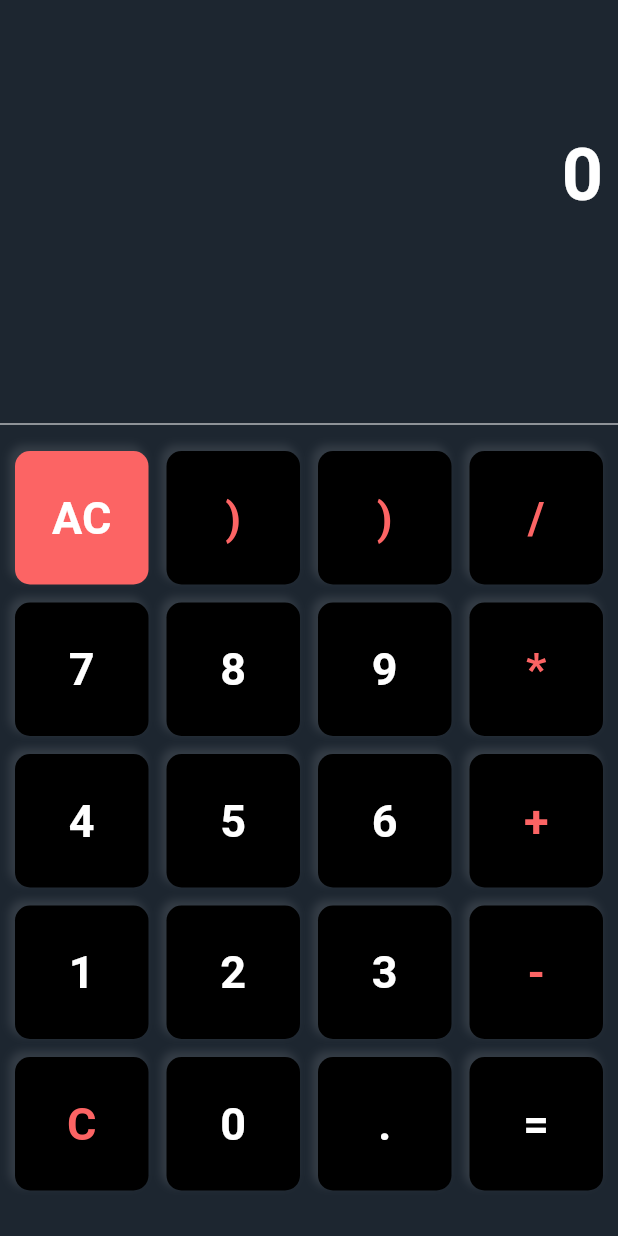
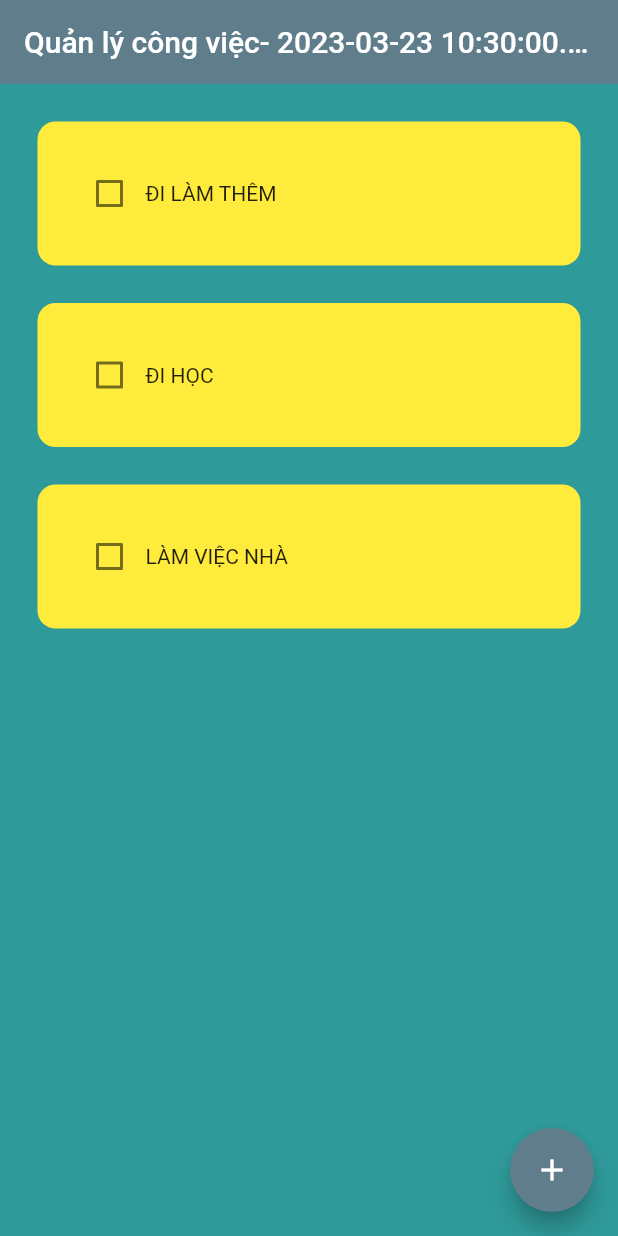
Before and after one commit to TrangNhung19/Nhom6_laptrinhthietbididong, a Flutter app: the screen it shows after launch, on a phone screen of 412 x 824 dp. Run offline on Flutter 3.47's test engine with Material 2 defaults, Android fonts, the phone set to English and light mode, and no system bars; drawn by our look-alikes of flutter_slidable; our stand-ins replace hive_flutter, math_expressions; accounts and stored records are empty.

Commit message:
todoList

```diff
--- /dev/null
+++ b/lib/data/database.dart
@@ -0,0 +1,27 @@
+import 'package:hive_flutter/hive_flutter.dart';
+
+class ToDoDataBase {
+  List toDoList = [];
+
+  // reference our box
+  final _myBox = Hive.box('mybox');
+
+  // run this method if this is the 1st time ever opening this app
+  void createInitialData() {
+    toDoList = [
+      ["ĐI LÀM THÊM", false],
+      ["ĐI HỌC ", false],
+      ["LÀM VIỆC NHÀ ", false],
+    ];
+  }
+
+  // load the data from database
+  void loadData() {
+    toDoList = _myBox.get("TODOLIST");
+  }
+
+  // update the database
+  void updateDataBase() {
+    _myBox.put("TODOLIST", toDoList);
+  }
+}
--- a/lib/main.dart
+++ b/lib/main.dart
@@ -1,18 +1,26 @@
 import 'package:flutter/material.dart';
-import 'package:calculator/calculator_screen.dart';
-void main() {
+import 'package:hive_flutter/hive_flutter.dart';
+import 'pages/home_page.dart';
+
+void main() async {
+  // init the hive
+  await Hive.initFlutter();
+
+  // open a box
+  var box = await Hive.openBox('mybox');
+
   runApp(const MyApp());
 }
 
 class MyApp extends StatelessWidget {
   const MyApp({super.key});
 
-  // This widget is the root of your application.
   @override
   Widget build(BuildContext context) {
     return MaterialApp(
       debugShowCheckedModeBanner: false,
-      home: Calculator(),
+      home: HomePage(),
+      theme: ThemeData(primarySwatch: Colors.blueGrey),
     );
   }
 }
--- /dev/null
+++ b/lib/pages/home_page.dart
@@ -0,0 +1,108 @@
+import 'package:flutter/material.dart';
+import 'package:hive_flutter/hive_flutter.dart';
+import '../data/database.dart';
+import '../util/dialog_box.dart';
+import '../util/todo_tile.dart';
+
+class HomePage extends StatefulWidget {
+  const HomePage({super.key});
+
+  @override
+  State<HomePage> createState() => _HomePageState();
+}
+
+class _HomePageState extends State<HomePage> {
+  // reference the hive box
+  final _myBox = Hive.box('mybox');
+  ToDoDataBase db = ToDoDataBase();
+
+  get dDay => null;
+
+  get berlinWallFell => null;
+
+  get moonLanding => null;
+
+  @override
+  void initState() {
+    // if this is the 1st time ever openin the app, then create default data
+    if (_myBox.get("TODOLIST") == null) {
+      db.createInitialData();
+    } else {
+      // there already exists data
+      db.loadData();
+    }
+
+    super.initState();
+  }
+
+  // text controller
+  final _controller = TextEditingController();
+
+  // checkbox was tapped
+  void checkBoxChanged(bool? value, int index) {
+    setState(() {
+      db.toDoList[index][1] = !db.toDoList[index][1];
+    });
+    db.updateDataBase();
+  }
+
+  // save new task
+  void saveNewTask() {
+    setState(() {
+      db.toDoList.add([_controller.text, false]);
+      _controller.clear();
+      final difference = berlinWallFell.difference(moonLanding);
+      print(difference.inDays);
+    });
+    Navigator.of(context).pop();
+    db.updateDataBase();
+  }
+
+  // create a new task
+  void createNewTask() {
+    showDialog(
+      context: context,
+      builder: (context) {
+        return DialogBox(
+          controller: _controller,
+          onSave: saveNewTask,
+          onCancel: () => Navigator.of(context).pop(),
+        );
+      },
+    );
+  }
+
+  // delete task
+  void deleteTask(int index) {
+    setState(() {
+      db.toDoList.removeAt(index);
+    });
+    db.updateDataBase();
+  }
+
+  @override
+  Widget build(BuildContext context) {
+    return Scaffold(
+      backgroundColor: Color.fromARGB(255, 47, 154, 154),
+      appBar: AppBar(
+        title: Text('Quản lý công việc- ${DateTime.now().toString()}'),
+        elevation: 0,
+      ),
+      floatingActionButton: FloatingActionButton(
+        onPressed: createNewTask,
+        child: Icon(Icons.add),
+      ),
+      body: ListView.builder(
+        itemCount: db.toDoList.length,
+        itemBuilder: (context, index) {
+          return ToDoTile(
+            taskName: db.toDoList[index][0],
+            taskCompleted: db.toDoList[index][1],
+            onChanged: (value) => checkBoxChanged(value, index),
+            deleteFunction: (context) => deleteTask(index),
+          );
+        },
+      ),
+    );
+  }
+}
--- /dev/null
+++ b/lib/util/todo_tile.dart
@@ -0,0 +1,64 @@
+import 'package:flutter/material.dart';
+import 'package:flutter_slidable/flutter_slidable.dart';
+
+class ToDoTile extends StatelessWidget {
+  final String taskName;
+  final bool taskCompleted;
+  Function(bool?)? onChanged;
+  Function(BuildContext)? deleteFunction;
+
+  ToDoTile({
+    super.key,
+    required this.taskName,
+    required this.taskCompleted,
+    required this.onChanged,
+    required this.deleteFunction,
+  });
+
+  @override
+  Widget build(BuildContext context) {
+    return Padding(
+      padding: const EdgeInsets.only(left: 25.0, right: 25, top: 25),
+      child: Slidable(
+        endActionPane: ActionPane(
+          motion: StretchMotion(),
+          children: [
+            SlidableAction(
+              onPressed: deleteFunction,
+              icon: Icons.delete,
+              backgroundColor: Colors.red.shade300,
+              borderRadius: BorderRadius.circular(12),
+            )
+          ],
+        ),
+        child: Container(
+          padding: EdgeInsets.all(24),
+          decoration: BoxDecoration(
+            color: Colors.yellow,
+            borderRadius: BorderRadius.circular(12),
+          ),
+          child: Row(
+            children: [
+              // checkbox
+              Checkbox(
+                value: taskCompleted,
+                onChanged: onChanged,
+                activeColor: Colors.black,
+              ),
+
+              // task name
+              Text(
+                taskName,
+                style: TextStyle(
+                  decoration: taskCompleted
+                      ? TextDecoration.lineThrough
+                      : TextDecoration.none,
+                ),
+              ),
+            ],
+          ),
+        ),
+      ),
+    );
+  }
+}
```
Also changed, not shown: lib/util/dialog_box.dart (added, +53 -0 lines), lib/util/my_button.dart (added, +20 -0 lines).
